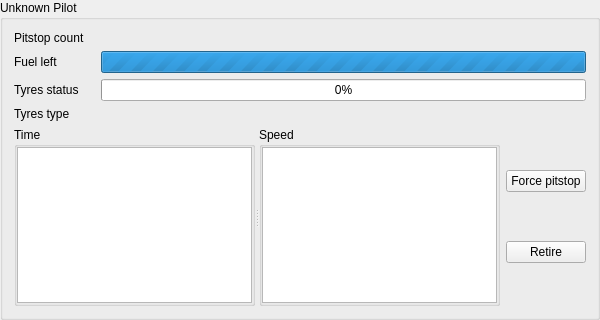
Old version of the form src/forse/team_monitor/CarStatusWidget.ui in the repository Pesa/forse.
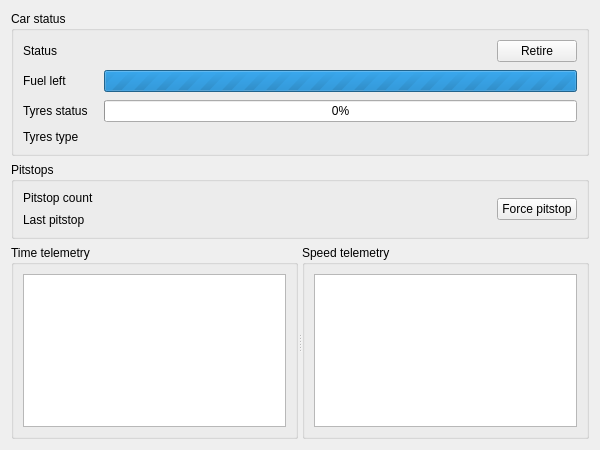
New version of the form.

Commit message: [team_monitor] New tabbed UI.

What changed in the file:
```diff
--- a/src/forse/team_monitor/CarStatusWidget.ui
+++ b/src/forse/team_monitor/CarStatusWidget.ui
@@ -1,43 +1,64 @@
 <?xml version="1.0" encoding="UTF-8"?>
 <ui version="4.0">
  <class>CarStatusWidget</class>
- <widget class="QGroupBox" name="CarStatusWidget">
+ <widget class="QWidget" name="CarStatusWidget">
   <property name="geometry">
    <rect>
     <x>0</x>
     <y>0</y>
     <width>600</width>
-    <height>320</height>
+    <height>450</height>
    </rect>
   </property>
   <property name="windowTitle">
    <string>Car Status Widget</string>
   </property>
+  <layout class="QVBoxLayout" name="verticalLayout_3">
+   <item>
+    <widget class="QGroupBox" name="csBox">
   <property name="title">
-   <string>Unknown Pilot</string>
-  </property>
-  <layout class="QVBoxLayout" name="verticalLayout_4">
-   <item>
-    <layout class="QFormLayout" name="formLayout">
+      <string>Car status</string>
+     </property>
+     <layout class="QFormLayout" name="formLayout_2">
      <property name="horizontalSpacing">
       <number>16</number>
      </property>
+      <property name="verticalSpacing">
+       <number>8</number>
+      </property>
      <item row="0" column="0">
-      <widget class="QLabel" name="label_2">
+       <widget class="QLabel" name="label_6">
        <property name="text">
-        <string>Pitstop count</string>
+         <string>Status</string>
        </property>
       </widget>
      </item>
      <item row="0" column="1">
-      <widget class="QLabel" name="psCountLabel">
+       <layout class="QHBoxLayout" name="horizontalLayout_2">
+        <item>
+         <widget class="QLabel" name="statusLabel">
+          <property name="sizePolicy">
+           <sizepolicy hsizetype="Expanding" vsizetype="Preferred">
+            <horstretch>0</horstretch>
+            <verstretch>0</verstretch>
+           </sizepolicy>
+          </property>
        <property name="text">
         <string/>
        </property>
       </widget>
      </item>
+        <item>
+         <widget class="QPushButton" name="retireButton">
+          <property name="text">
+           <string>Retire</string>
+          </property>
+         </widget>
+        </item>
+       </layout>
+      </item>
      <item row="1" column="0">
-      <widget class="QLabel" name="label">
+       <widget class="QLabel" name="label_3">
        <property name="text">
         <string>Fuel left</string>
        </property>
@@ -54,7 +75,7 @@
       </widget>
      </item>
      <item row="2" column="0">
-      <widget class="QLabel" name="label_3">
+       <widget class="QLabel" name="label_4">
        <property name="text">
         <string>Tyres status</string>
        </property>
@@ -68,7 +89,7 @@
       </widget>
      </item>
      <item row="3" column="0">
-      <widget class="QLabel" name="label_4">
+       <widget class="QLabel" name="label_5">
        <property name="text">
         <string>Tyres type</string>
        </property>
@@ -76,16 +97,87 @@
      </item>
      <item row="3" column="1">
       <widget class="QLabel" name="tyresLabel">
+        <property name="sizePolicy">
+         <sizepolicy hsizetype="Expanding" vsizetype="Preferred">
+          <horstretch>0</horstretch>
+          <verstretch>0</verstretch>
+         </sizepolicy>
+        </property>
        <property name="text">
         <string/>
        </property>
       </widget>
      </item>
     </layout>
+    </widget>
    </item>
    <item>
+    <widget class="QGroupBox" name="pitBox">
+     <property name="title">
+      <string>Pitstops</string>
+     </property>
     <layout class="QHBoxLayout" name="horizontalLayout">
      <item>
+       <layout class="QFormLayout" name="formLayout">
+        <property name="horizontalSpacing">
+         <number>16</number>
+        </property>
+        <property name="verticalSpacing">
+         <number>8</number>
+        </property>
+        <item row="0" column="0">
+         <widget class="QLabel" name="label">
+          <property name="text">
+           <string>Pitstop count</string>
+          </property>
+         </widget>
+        </item>
+        <item row="0" column="1">
+         <widget class="QLabel" name="psCountLabel">
+          <property name="sizePolicy">
+           <sizepolicy hsizetype="Expanding" vsizetype="Preferred">
+            <horstretch>0</horstretch>
+            <verstretch>0</verstretch>
+           </sizepolicy>
+          </property>
+          <property name="text">
+           <string/>
+          </property>
+         </widget>
+        </item>
+        <item row="1" column="0">
+         <widget class="QLabel" name="label_2">
+          <property name="text">
+           <string>Last pitstop</string>
+          </property>
+         </widget>
+        </item>
+        <item row="1" column="1">
+         <widget class="QLabel" name="psOpsLabel">
+          <property name="sizePolicy">
+           <sizepolicy hsizetype="Expanding" vsizetype="Preferred">
+            <horstretch>0</horstretch>
+            <verstretch>0</verstretch>
+           </sizepolicy>
+          </property>
+          <property name="text">
+           <string/>
+          </property>
+         </widget>
+        </item>
+       </layout>
+      </item>
+      <item>
+       <widget class="QPushButton" name="pitstopButton">
+        <property name="text">
+         <string>Force pitstop</string>
+        </property>
+       </widget>
+      </item>
+     </layout>
+    </widget>
+   </item>
+   <item>
       <widget class="QSplitter" name="splitter">
        <property name="sizePolicy">
         <sizepolicy hsizetype="Expanding" vsizetype="Expanding">
@@ -98,12 +190,9 @@
        </property>
        <widget class="QGroupBox" name="timeBox">
         <property name="title">
-         <string>Time</string>
+       <string>Time telemetry</string>
         </property>
         <layout class="QVBoxLayout" name="verticalLayout_2">
-         <property name="margin">
-          <number>0</number>
-         </property>
          <item>
           <widget class="QTableView" name="timeView">
            <property name="editTriggers">
@@ -124,12 +213,9 @@
        </widget>
        <widget class="QGroupBox" name="speedBox">
         <property name="title">
-         <string>Speed</string>
+       <string>Speed telemetry</string>
         </property>
         <layout class="QVBoxLayout" name="verticalLayout">
-         <property name="margin">
-          <number>0</number>
-         </property>
          <item>
           <widget class="QTableView" name="speedView">
            <property name="editTriggers">
@@ -149,26 +235,6 @@
         </layout>
        </widget>
       </widget>
-     </item>
-     <item>
-      <layout class="QVBoxLayout" name="verticalLayout_3">
-       <item>
-        <widget class="QPushButton" name="pitstopButton">
-         <property name="text">
-          <string>Force pitstop</string>
-         </property>
-        </widget>
-       </item>
-       <item>
-        <widget class="QPushButton" name="retireButton">
-         <property name="text">
-          <string>Retire</string>
-         </property>
-        </widget>
-       </item>
-      </layout>
-     </item>
-    </layout>
    </item>
   </layout>
  </widget>
```
Lines whose indentation alone changed are shown as unchanged. The commit also changes 3 other files.
